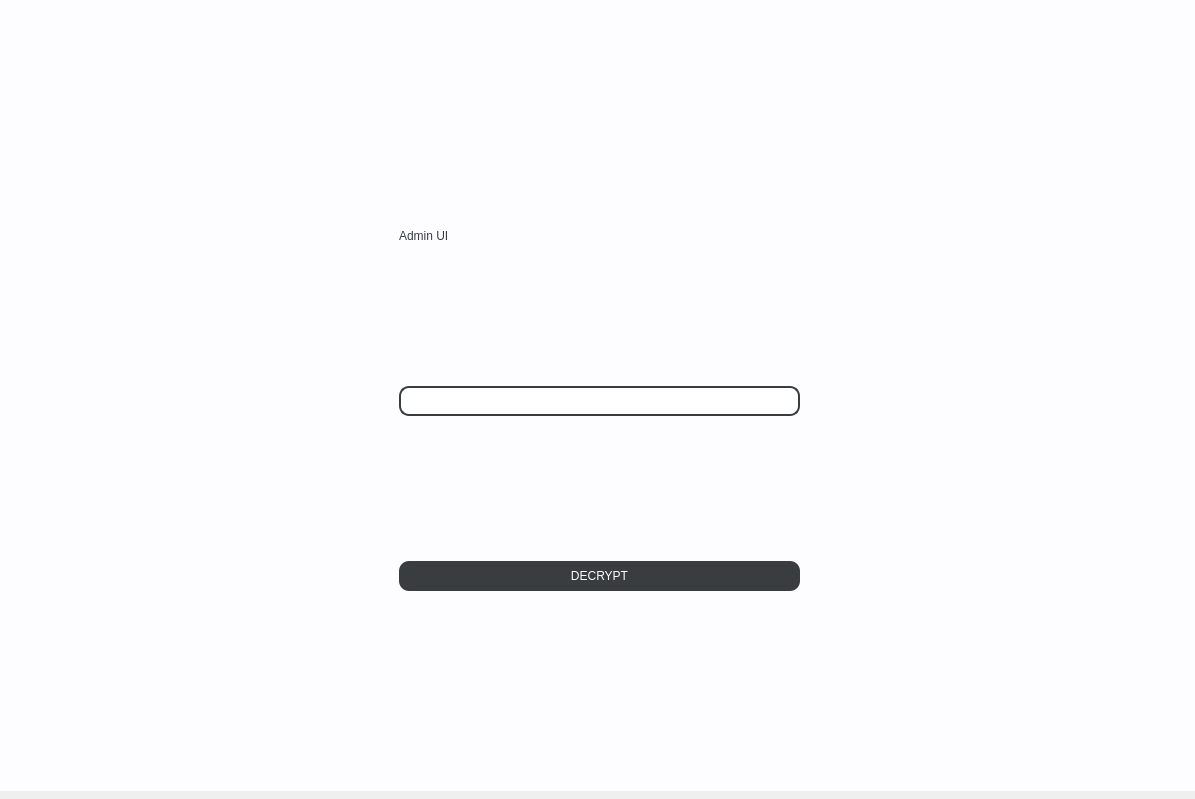
Above: venv/UI/admin.ui from wcislak97/PKracker before the change. Below: the same form after it.
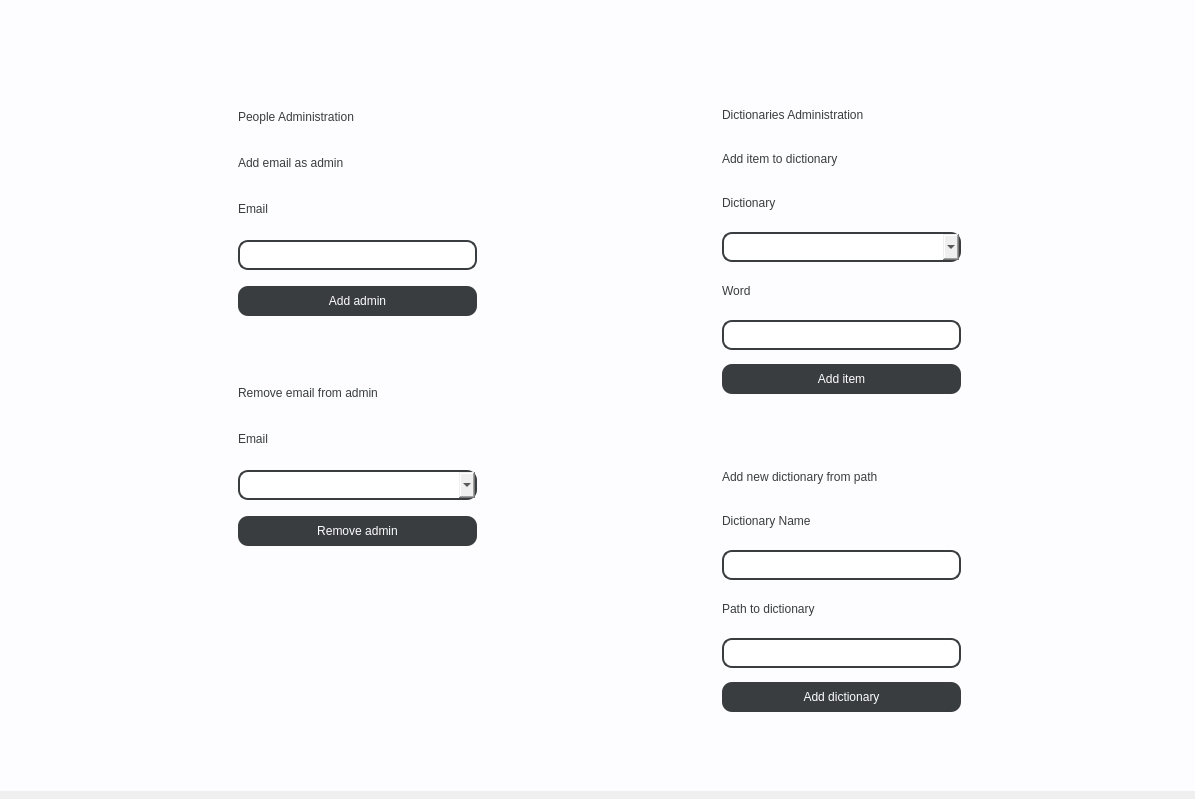
That is the form after the change.

Commit message: added admin stuff and few DB stuff

```diff
--- a/venv/UI/admin.ui
+++ b/venv/UI/admin.ui
@@ -39,7 +39,7 @@
       <x>-1</x>
       <y>6</y>
       <width>1201</width>
-      <height>812</height>
+      <height>902</height>
      </rect>
     </property>
     <layout class="QHBoxLayout" name="horizontalLayout">
@@ -68,7 +68,13 @@
         <number>50</number>
        </property>
        <item>
-        <widget class="QLabel" name="lbl_metoda">
+        <widget class="QLabel" name="lbl_slownik_3">
+         <property name="minimumSize">
+          <size>
+           <width>0</width>
+           <height>30</height>
+          </size>
+         </property>
          <property name="maximumSize">
           <size>
            <width>16777215</width>
@@ -82,19 +88,69 @@
 </string>
          </property>
          <property name="text">
-          <string>Admin UI</string>
+          <string>People Administration</string>
          </property>
         </widget>
        </item>
        <item>
-        <widget class="QLineEdit" name="txtField_hash">
+        <widget class="QLabel" name="lbl_slownik_9">
          <property name="minimumSize">
           <size>
            <width>0</width>
            <height>30</height>
           </size>
          </property>
+         <property name="maximumSize">
+          <size>
+           <width>16777215</width>
+           <height>30</height>
+          </size>
+         </property>
          <property name="styleSheet">
+          <string notr="true">font: 63 14pt &quot;Saira SemiCondensed SemiBold&quot;;
+color: rgb(57, 61, 63);
+
+</string>
+         </property>
+         <property name="text">
+          <string>Add email as admin</string>
+         </property>
+        </widget>
+       </item>
+       <item>
+        <widget class="QLabel" name="lbl_slownik">
+         <property name="minimumSize">
+          <size>
+           <width>0</width>
+           <height>30</height>
+          </size>
+         </property>
+         <property name="maximumSize">
+          <size>
+           <width>16777215</width>
+           <height>30</height>
+          </size>
+         </property>
+         <property name="styleSheet">
+          <string notr="true">font: 63 10pt &quot;Saira SemiCondensed SemiBold&quot;;
+color: rgb(57, 61, 63);
+
+</string>
+         </property>
+         <property name="text">
+          <string>Email</string>
+         </property>
+        </widget>
+       </item>
+       <item>
+        <widget class="QLineEdit" name="txtField_email">
+         <property name="minimumSize">
+          <size>
+           <width>0</width>
+           <height>30</height>
+          </size>
+         </property>
+         <property name="styleSheet">
           <string notr="true">border-color: rgb(57, 61, 63);;
 border-radius: 10px;
 border-style: solid;
@@ -103,40 +159,223 @@
         </widget>
        </item>
        <item>
-        <spacer name="verticalSpacer_2">
-         <property name="orientation">
-          <enum>Qt::Vertical</enum>
+        <widget class="QPushButton" name="btn_addAdmin">
+         <property name="minimumSize">
+          <size>
+           <width>0</width>
+           <height>30</height>
+          </size>
          </property>
-         <property name="sizeType">
-          <enum>QSizePolicy::Fixed</enum>
+         <property name="styleSheet">
+          <string notr="true">font: 63 10pt &quot;Saira SemiCondensed SemiBold&quot;;
+background-color: rgb(57, 61, 63);
+color: rgb(253, 253, 255);
+border-radius: 10px;</string>
          </property>
-         <property name="sizeHint" stdset="0">
+         <property name="text">
+          <string>Add admin</string>
+         </property>
+        </widget>
+       </item>
+       <item>
+        <widget class="QLabel" name="lbl_output_1">
+         <property name="minimumSize">
           <size>
-           <width>5</width>
-           <height>10</height>
+           <width>0</width>
+           <height>30</height>
           </size>
          </property>
-        </spacer>
+         <property name="maximumSize">
+          <size>
+           <width>16777215</width>
+           <height>30</height>
+          </size>
+         </property>
+         <property name="styleSheet">
+          <string notr="true">font: 63 10pt &quot;Saira SemiCondensed SemiBold&quot;;
+color: rgb(57, 61, 63);
+
+</string>
+         </property>
+         <property name="text">
+          <string/>
+         </property>
+        </widget>
        </item>
        <item>
-        <widget class="QPushButton" name="btn_decode">
+        <widget class="QLabel" name="lbl_slownik_12">
          <property name="minimumSize">
           <size>
            <width>0</width>
            <height>30</height>
           </size>
          </property>
+         <property name="maximumSize">
+          <size>
+           <width>16777215</width>
+           <height>30</height>
+          </size>
+         </property>
          <property name="styleSheet">
+          <string notr="true">font: 63 14pt &quot;Saira SemiCondensed SemiBold&quot;;
+color: rgb(57, 61, 63);
+
+</string>
+         </property>
+         <property name="text">
+          <string>Remove email from admin</string>
+         </property>
+        </widget>
+       </item>
+       <item>
+        <widget class="QLabel" name="lbl_slownik_11">
+         <property name="minimumSize">
+          <size>
+           <width>0</width>
+           <height>30</height>
+          </size>
+         </property>
+         <property name="maximumSize">
+          <size>
+           <width>16777215</width>
+           <height>30</height>
+          </size>
+         </property>
+         <property name="styleSheet">
           <string notr="true">font: 63 10pt &quot;Saira SemiCondensed SemiBold&quot;;
+color: rgb(57, 61, 63);
+
+</string>
+         </property>
+         <property name="text">
+          <string>Email</string>
+         </property>
+        </widget>
+       </item>
+       <item>
+        <widget class="QComboBox" name="combo_admins">
+         <property name="minimumSize">
+          <size>
+           <width>0</width>
+           <height>30</height>
+          </size>
+         </property>
+         <property name="styleSheet">
+          <string notr="true">border-color: rgb(57, 61, 63);;
+border-radius: 10px;
+border-style: solid;
+border-width: 2px</string>
+         </property>
+        </widget>
+       </item>
+       <item>
+        <widget class="QPushButton" name="btn_removeAdmin">
+         <property name="minimumSize">
+          <size>
+           <width>0</width>
+           <height>30</height>
+          </size>
+         </property>
+         <property name="styleSheet">
+          <string notr="true">font: 63 10pt &quot;Saira SemiCondensed SemiBold&quot;;
 background-color: rgb(57, 61, 63);
 color: rgb(253, 253, 255);
 border-radius: 10px;</string>
          </property>
          <property name="text">
-          <string>DECRYPT</string>
+          <string>Remove admin</string>
          </property>
         </widget>
        </item>
+       <item>
+        <widget class="QLabel" name="lbl_output_4">
+         <property name="minimumSize">
+          <size>
+           <width>0</width>
+           <height>30</height>
+          </size>
+         </property>
+         <property name="maximumSize">
+          <size>
+           <width>16777215</width>
+           <height>30</height>
+          </size>
+         </property>
+         <property name="styleSheet">
+          <string notr="true">font: 63 10pt &quot;Saira SemiCondensed SemiBold&quot;;
+color: rgb(57, 61, 63);
+
+</string>
+         </property>
+         <property name="text">
+          <string/>
+         </property>
+        </widget>
+       </item>
+       <item>
+        <spacer name="verticalSpacer_8">
+         <property name="orientation">
+          <enum>Qt::Vertical</enum>
+         </property>
+         <property name="sizeType">
+          <enum>QSizePolicy::Fixed</enum>
+         </property>
+         <property name="sizeHint" stdset="0">
+          <size>
+           <width>13</width>
+           <height>40</height>
+          </size>
+         </property>
+        </spacer>
+       </item>
+       <item>
+        <spacer name="verticalSpacer_13">
+         <property name="orientation">
+          <enum>Qt::Vertical</enum>
+         </property>
+         <property name="sizeType">
+          <enum>QSizePolicy::Fixed</enum>
+         </property>
+         <property name="sizeHint" stdset="0">
+          <size>
+           <width>13</width>
+           <height>40</height>
+          </size>
+         </property>
+        </spacer>
+       </item>
+       <item>
+        <spacer name="verticalSpacer_12">
+         <property name="orientation">
+          <enum>Qt::Vertical</enum>
+         </property>
+         <property name="sizeType">
+          <enum>QSizePolicy::Fixed</enum>
+         </property>
+         <property name="sizeHint" stdset="0">
+          <size>
+           <width>13</width>
+           <height>40</height>
+          </size>
+         </property>
+        </spacer>
+       </item>
+       <item>
+        <spacer name="verticalSpacer_15">
+         <property name="orientation">
+          <enum>Qt::Vertical</enum>
+         </property>
+         <property name="sizeType">
+          <enum>QSizePolicy::Fixed</enum>
+         </property>
+         <property name="sizeHint" stdset="0">
+          <size>
+           <width>13</width>
+           <height>40</height>
+          </size>
+         </property>
+        </spacer>
+       </item>
        <item>
         <spacer name="verticalSpacer">
          <property name="orientation">
@@ -148,6 +387,423 @@
          <property name="sizeHint" stdset="0">
           <size>
            <width>5</width>
+           <height>40</height>
+          </size>
+         </property>
+        </spacer>
+       </item>
+       <item>
+        <spacer name="verticalSpacer_10">
+         <property name="orientation">
+          <enum>Qt::Vertical</enum>
+         </property>
+         <property name="sizeType">
+          <enum>QSizePolicy::Fixed</enum>
+         </property>
+         <property name="sizeHint" stdset="0">
+          <size>
+           <width>13</width>
+           <height>40</height>
+          </size>
+         </property>
+        </spacer>
+       </item>
+      </layout>
+     </item>
+     <item>
+      <spacer name="horizontalSpacer_3">
+       <property name="orientation">
+        <enum>Qt::Horizontal</enum>
+       </property>
+       <property name="sizeHint" stdset="0">
+        <size>
+         <width>40</width>
+         <height>20</height>
+        </size>
+       </property>
+      </spacer>
+     </item>
+     <item>
+      <layout class="QVBoxLayout" name="verticalLayout_2">
+       <property name="spacing">
+        <number>10</number>
+       </property>
+       <property name="topMargin">
+        <number>100</number>
+       </property>
+       <property name="bottomMargin">
+        <number>50</number>
+       </property>
+       <item>
+        <widget class="QLabel" name="lbl_slownik_4">
+         <property name="minimumSize">
+          <size>
+           <width>0</width>
+           <height>30</height>
+          </size>
+         </property>
+         <property name="maximumSize">
+          <size>
+           <width>16777215</width>
+           <height>30</height>
+          </size>
+         </property>
+         <property name="styleSheet">
+          <string notr="true">font: 63 14pt &quot;Saira SemiCondensed SemiBold&quot;;
+color: rgb(57, 61, 63);
+
+</string>
+         </property>
+         <property name="text">
+          <string>Dictionaries Administration</string>
+         </property>
+        </widget>
+       </item>
+       <item>
+        <widget class="QLabel" name="lbl_slownik_2">
+         <property name="minimumSize">
+          <size>
+           <width>0</width>
+           <height>30</height>
+          </size>
+         </property>
+         <property name="maximumSize">
+          <size>
+           <width>16777215</width>
+           <height>30</height>
+          </size>
+         </property>
+         <property name="styleSheet">
+          <string notr="true">font: 63 14pt &quot;Saira SemiCondensed SemiBold&quot;;
+color: rgb(57, 61, 63);
+
+</string>
+         </property>
+         <property name="text">
+          <string>Add item to dictionary</string>
+         </property>
+        </widget>
+       </item>
+       <item>
+        <widget class="QLabel" name="lbl_slownik_6">
+         <property name="minimumSize">
+          <size>
+           <width>0</width>
+           <height>30</height>
+          </size>
+         </property>
+         <property name="maximumSize">
+          <size>
+           <width>16777215</width>
+           <height>30</height>
+          </size>
+         </property>
+         <property name="styleSheet">
+          <string notr="true">font: 63 10pt &quot;Saira SemiCondensed SemiBold&quot;;
+color: rgb(57, 61, 63);
+
+</string>
+         </property>
+         <property name="text">
+          <string>Dictionary</string>
+         </property>
+        </widget>
+       </item>
+       <item>
+        <widget class="QComboBox" name="combo_slowniki">
+         <property name="minimumSize">
+          <size>
+           <width>0</width>
+           <height>30</height>
+          </size>
+         </property>
+         <property name="styleSheet">
+          <string notr="true">border-color: rgb(57, 61, 63);;
+border-radius: 10px;
+border-style: solid;
+border-width: 2px</string>
+         </property>
+        </widget>
+       </item>
+       <item>
+        <widget class="QLabel" name="lbl_slownik_7">
+         <property name="minimumSize">
+          <size>
+           <width>0</width>
+           <height>30</height>
+          </size>
+         </property>
+         <property name="maximumSize">
+          <size>
+           <width>16777215</width>
+           <height>30</height>
+          </size>
+         </property>
+         <property name="styleSheet">
+          <string notr="true">font: 63 10pt &quot;Saira SemiCondensed SemiBold&quot;;
+color: rgb(57, 61, 63);
+
+</string>
+         </property>
+         <property name="text">
+          <string>Word</string>
+         </property>
+        </widget>
+       </item>
+       <item>
+        <widget class="QLineEdit" name="txtField_word">
+         <property name="minimumSize">
+          <size>
+           <width>0</width>
+           <height>30</height>
+          </size>
+         </property>
+         <property name="styleSheet">
+          <string notr="true">border-color: rgb(57, 61, 63);;
+border-radius: 10px;
+border-style: solid;
+border-width: 2px</string>
+         </property>
+        </widget>
+       </item>
+       <item>
+        <widget class="QPushButton" name="btn_addItem">
+         <property name="minimumSize">
+          <size>
+           <width>0</width>
+           <height>30</height>
+          </size>
+         </property>
+         <property name="styleSheet">
+          <string notr="true">font: 63 10pt &quot;Saira SemiCondensed SemiBold&quot;;
+background-color: rgb(57, 61, 63);
+color: rgb(253, 253, 255);
+border-radius: 10px;</string>
+         </property>
+         <property name="text">
+          <string>Add item</string>
+         </property>
+        </widget>
+       </item>
+       <item>
+        <widget class="QLabel" name="lbl_output_2">
+         <property name="minimumSize">
+          <size>
+           <width>0</width>
+           <height>30</height>
+          </size>
+         </property>
+         <property name="maximumSize">
+          <size>
+           <width>16777215</width>
+           <height>30</height>
+          </size>
+         </property>
+         <property name="styleSheet">
+          <string notr="true">font: 63 10pt &quot;Saira SemiCondensed SemiBold&quot;;
+color: rgb(57, 61, 63);
+
+</string>
+         </property>
+         <property name="text">
+          <string/>
+         </property>
+        </widget>
+       </item>
+       <item>
+        <spacer name="verticalSpacer_5">
+         <property name="orientation">
+          <enum>Qt::Vertical</enum>
+         </property>
+         <property name="sizeType">
+          <enum>QSizePolicy::Fixed</enum>
+         </property>
+         <property name="sizeHint" stdset="0">
+          <size>
+           <width>5</width>
+           <height>10</height>
+          </size>
+         </property>
+        </spacer>
+       </item>
+       <item>
+        <widget class="QLabel" name="lbl_slownik_5">
+         <property name="minimumSize">
+          <size>
+           <width>0</width>
+           <height>30</height>
+          </size>
+         </property>
+         <property name="maximumSize">
+          <size>
+           <width>16777215</width>
+           <height>30</height>
+          </size>
+         </property>
+         <property name="styleSheet">
+          <string notr="true">font: 63 14pt &quot;Saira SemiCondensed SemiBold&quot;;
+color: rgb(57, 61, 63);
+
+</string>
+         </property>
+         <property name="text">
+          <string>Add new dictionary from path</string>
+         </property>
+        </widget>
+       </item>
+       <item>
+        <widget class="QLabel" name="lbl_slownik_10">
+         <property name="minimumSize">
+          <size>
+           <width>0</width>
+           <height>30</height>
+          </size>
+         </property>
+         <property name="maximumSize">
+          <size>
+           <width>16777215</width>
+           <height>30</height>
+          </size>
+         </property>
+         <property name="styleSheet">
+          <string notr="true">font: 63 10pt &quot;Saira SemiCondensed SemiBold&quot;;
+color: rgb(57, 61, 63);
+
+</string>
+         </property>
+         <property name="text">
+          <string>Dictionary Name</string>
+         </property>
+        </widget>
+       </item>
+       <item>
+        <widget class="QLineEdit" name="txtField_dicName">
+         <property name="minimumSize">
+          <size>
+           <width>0</width>
+           <height>30</height>
+          </size>
+         </property>
+         <property name="styleSheet">
+          <string notr="true">border-color: rgb(57, 61, 63);;
+border-radius: 10px;
+border-style: solid;
+border-width: 2px</string>
+         </property>
+        </widget>
+       </item>
+       <item>
+        <widget class="QLabel" name="lbl_slownik_8">
+         <property name="minimumSize">
+          <size>
+           <width>0</width>
+           <height>30</height>
+          </size>
+         </property>
+         <property name="maximumSize">
+          <size>
+           <width>16777215</width>
+           <height>30</height>
+          </size>
+         </property>
+         <property name="styleSheet">
+          <string notr="true">font: 63 10pt &quot;Saira SemiCondensed SemiBold&quot;;
+color: rgb(57, 61, 63);
+
+</string>
+         </property>
+         <property name="text">
+          <string>Path to dictionary</string>
+         </property>
+        </widget>
+       </item>
+       <item>
+        <widget class="QLineEdit" name="txtField_pathToDic">
+         <property name="minimumSize">
+          <size>
+           <width>0</width>
+           <height>30</height>
+          </size>
+         </property>
+         <property name="styleSheet">
+          <string notr="true">border-color: rgb(57, 61, 63);;
+border-radius: 10px;
+border-style: solid;
+border-width: 2px</string>
+         </property>
+        </widget>
+       </item>
+       <item>
+        <widget class="QPushButton" name="btn_addDic">
+         <property name="minimumSize">
+          <size>
+           <width>0</width>
+           <height>30</height>
+          </size>
+         </property>
+         <property name="styleSheet">
+          <string notr="true">font: 63 10pt &quot;Saira SemiCondensed SemiBold&quot;;
+background-color: rgb(57, 61, 63);
+color: rgb(253, 253, 255);
+border-radius: 10px;</string>
+         </property>
+         <property name="text">
+          <string>Add dictionary</string>
+         </property>
+        </widget>
+       </item>
+       <item>
+        <widget class="QLabel" name="lbl_output_3">
+         <property name="minimumSize">
+          <size>
+           <width>0</width>
+           <height>30</height>
+          </size>
+         </property>
+         <property name="maximumSize">
+          <size>
+           <width>16777215</width>
+           <height>30</height>
+          </size>
+         </property>
+         <property name="styleSheet">
+          <string notr="true">font: 63 10pt &quot;Saira SemiCondensed SemiBold&quot;;
+color: rgb(57, 61, 63);
+
+</string>
+         </property>
+         <property name="text">
+          <string/>
+         </property>
+        </widget>
+       </item>
+       <item>
+        <spacer name="verticalSpacer_9">
+         <property name="orientation">
+          <enum>Qt::Vertical</enum>
+         </property>
+         <property name="sizeType">
+          <enum>QSizePolicy::Fixed</enum>
+         </property>
+         <property name="sizeHint" stdset="0">
+          <size>
+           <width>13</width>
+           <height>40</height>
+          </size>
+         </property>
+        </spacer>
+       </item>
+       <item>
+        <spacer name="verticalSpacer_11">
+         <property name="orientation">
+          <enum>Qt::Vertical</enum>
+         </property>
+         <property name="sizeType">
+          <enum>QSizePolicy::Fixed</enum>
+         </property>
+         <property name="sizeHint" stdset="0">
+          <size>
+           <width>13</width>
            <height>40</height>
           </size>
          </property>
```
The commit also changes 4 other files.
